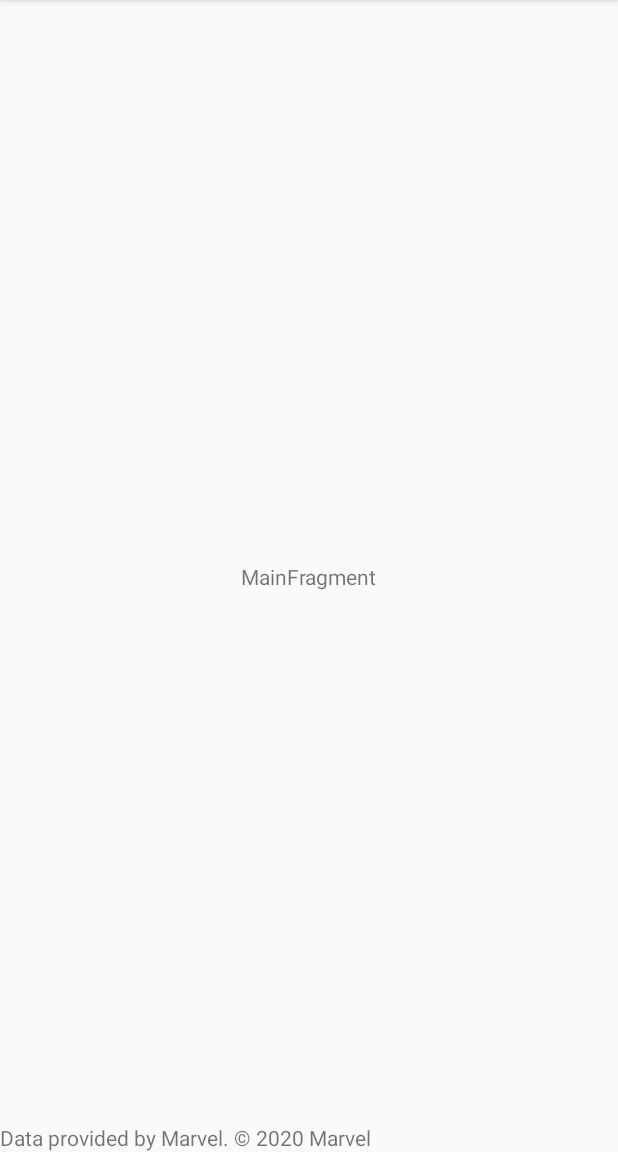
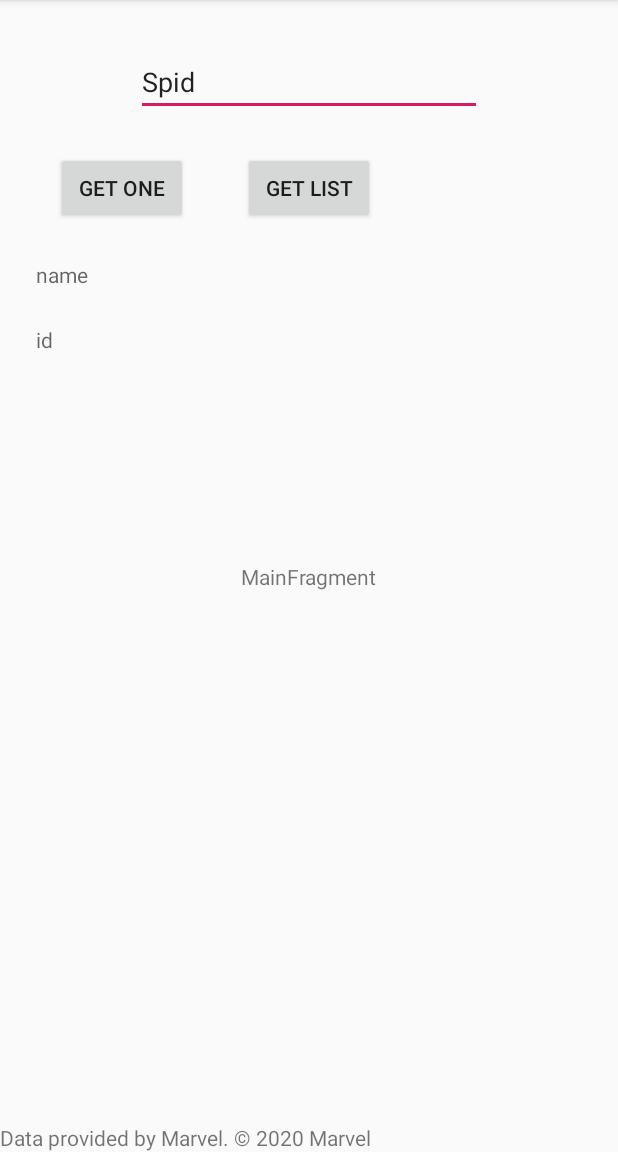
Before and after one commit to Arya-Domina/MarvelStaff, an Android app: the screen it shows after launch (MainActivity), on a phone screen of 412 x 824 dp, the part 84-1236 px from its top. Run offline under Robolectric (Android 15) with nearby library versions, the phone set to English and light mode, and no system bars; our stand-ins replace RxJava; 1 statement that could not run was skipped.

Commit message:
Requests CharactersList by name, Character by id, ComicsList by characterId.

```diff
--- /dev/null
+++ b/app/src/main/java/com/example/marvelstaff/models/CharactersList.kt
@@ -0,0 +1,4 @@
+package com.example.marvelstaff.models
+
+data class CharactersList(val list: ArrayList<Character> = arrayListOf()) {
+}
--- /dev/null
+++ b/app/src/main/java/com/example/marvelstaff/models/ComicsList.kt
@@ -0,0 +1,4 @@
+package com.example.marvelstaff.models
+
+data class ComicsList(val list: ArrayList<Comic> = arrayListOf()) {
+}
--- a/app/src/main/java/com/example/marvelstaff/ui/main/MainFragment.kt
+++ b/app/src/main/java/com/example/marvelstaff/ui/main/MainFragment.kt
@@ -5,6 +5,7 @@ import android.view.LayoutInflater
 import android.view.View
 import android.view.ViewGroup
 import androidx.fragment.app.Fragment
+import androidx.lifecycle.Observer
 import com.example.marvelstaff.R
 import com.example.marvelstaff.util.Logger
 import kotlinx.android.synthetic.main.main_fragment.*
@@ -29,9 +30,24 @@ class MainFragment : Fragment() {
     override fun onActivityCreated(savedInstanceState: Bundle?) {
         super.onActivityCreated(savedInstanceState)
         Logger.log("MainFragment", "onActivityCreated")
-        message.setOnClickListener {
-            viewModel.requestCharacter()
+        button_one.setOnClickListener {
+            if (!text_id.text.isNullOrEmpty())
+//                viewModel.requestCharacter(text_id.text.toString().toInt())
+                viewModel.requestComics(text_id.text.toString().toInt())
+            else Logger.log("MainFragment", "text_id NullOrEmpty")
         }
+        button_list.setOnClickListener {
+            viewModel.requestCharacters(edit_text.text.toString())
+        }
+        viewModel.charactersList.observe(viewLifecycleOwner, Observer {
+            it.list.getOrNull(1)?.let {
+                text_name.text = it.name
+                text_id.text = it.id.toString()
+            }
+        })
+        viewModel.comicsList.observe(viewLifecycleOwner, Observer {
+            Logger.log("MainFragment", "comicsList: $it")
+        })
     }
 
 }
--- a/app/src/main/res/layout/main_fragment.xml
+++ b/app/src/main/res/layout/main_fragment.xml
@@ -6,6 +6,57 @@
     android:layout_width="match_parent"
     android:layout_height="match_parent"
     tools:context=".ui.main.MainFragment">
+
+    <EditText
+        android:id="@+id/edit_text"
+        android:layout_width="wrap_content"
+        android:layout_height="wrap_content"
+        android:layout_marginTop="32dp"
+        android:hint="Enter name of the character"
+        android:text="Spid"
+        app:layout_constraintEnd_toEndOf="parent"
+        app:layout_constraintStart_toStartOf="parent"
+        app:layout_constraintTop_toTopOf="parent" />
+
+    <Button
+        android:id="@+id/button_one"
+        android:layout_width="wrap_content"
+        android:layout_height="wrap_content"
+        android:layout_marginTop="24dp"
+        android:text="Get one"
+        app:layout_constraintEnd_toStartOf="@+id/button_list"
+        app:layout_constraintStart_toStartOf="parent"
+        app:layout_constraintTop_toBottomOf="@+id/edit_text" />
+
+    <Button
+        android:id="@+id/button_list"
+        android:layout_width="wrap_content"
+        android:layout_height="wrap_content"
+        android:layout_marginTop="24dp"
+        android:text="Get list"
+        app:layout_constraintEnd_toEndOf="parent"
+        app:layout_constraintStart_toStartOf="parent"
+        app:layout_constraintTop_toBottomOf="@+id/edit_text" />
+
+    <TextView
+        android:id="@+id/text_name"
+        android:layout_width="wrap_content"
+        android:layout_height="wrap_content"
+        android:layout_marginStart="24dp"
+        android:layout_marginTop="24dp"
+        android:hint="name"
+        app:layout_constraintStart_toStartOf="parent"
+        app:layout_constraintTop_toBottomOf="@+id/button_one" />
+
+    <TextView
+        android:id="@+id/text_id"
+        android:layout_width="wrap_content"
+        android:layout_height="wrap_content"
+        android:layout_marginStart="24dp"
+        android:layout_marginTop="24dp"
+        android:hint="id"
+        app:layout_constraintStart_toStartOf="parent"
+        app:layout_constraintTop_toBottomOf="@+id/text_name" />
 
     <TextView
         android:id="@+id/message"
```
Also changed, not shown: app/src/main/java/com/example/marvelstaff/models/BaseDeserializer.kt (+7 -14 lines), app/src/main/java/com/example/marvelstaff/models/Character.kt (+20 -2 lines), app/src/main/java/com/example/marvelstaff/models/CharacterDeserializer.kt (deleted, +0 -24 lines), app/src/main/java/com/example/marvelstaff/models/CharactersListDeserializer.kt (added, +33 -0 lines), app/src/main/java/com/example/marvelstaff/models/Comic.kt (added, +25 -0 lines), app/src/main/java/com/example/marvelstaff/models/ComicsListDeserializer.kt (added, +33 -0 lines), app/src/main/java/com/example/marvelstaff/repository/CharacterRepository.kt (+12 -3 lines), app/src/main/java/com/example/marvelstaff/repository/NetworkRepository.kt (+16 -3 lines), app/src/main/java/com/example/marvelstaff/rest/ApiService.kt (+21 -3 lines), app/src/main/java/com/example/marvelstaff/rest/Client.kt (+7 -3 lines), app/src/main/java/com/example/marvelstaff/ui/main/MainViewModel.kt (+29 -4 lines).
